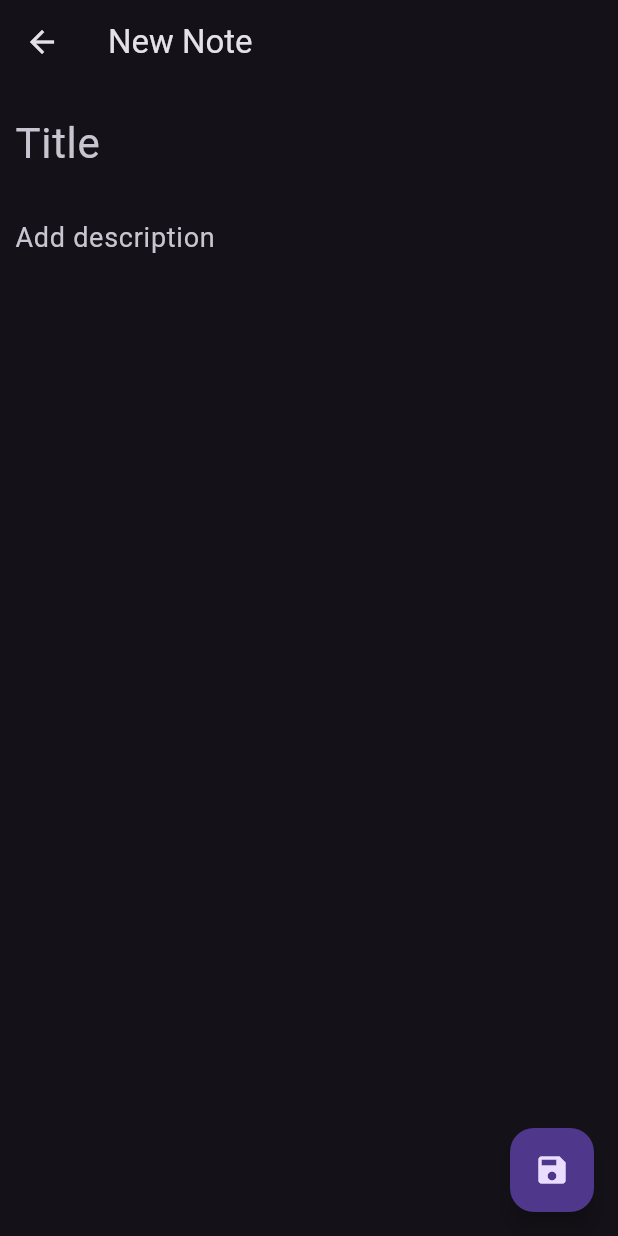
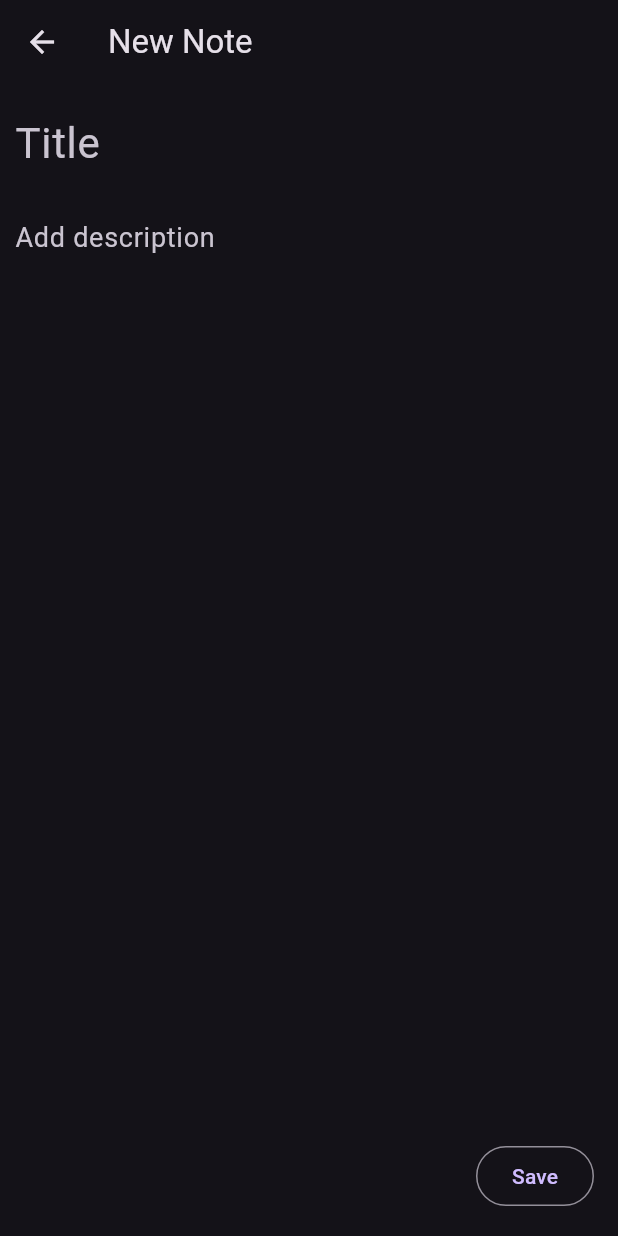
Before and after one commit to OPCODE-Open-Spring-Fest/note_hub, a Flutter app: the screen it shows after launch, after a tap on the "add" icon, on a phone screen of 412 x 824 dp. Run offline on Flutter 3.47's test engine with Material 3 defaults, Android fonts, the phone set to English and light mode, and no system bars.

Commit message:
chore: setup done

```diff
--- a/lib/screens/create_note.dart
+++ b/lib/screens/create_note.dart
@@ -21,7 +21,6 @@ class _CreateNoteState extends State<CreateNote> {
       appBar: AppBar(
         title: const Text('New Note'),
       ),
-
       body: Padding(
         padding: const EdgeInsets.all(10.0),
         child: Column(
@@ -51,7 +50,7 @@ class _CreateNoteState extends State<CreateNote> {
         ),
       ),
 
-      floatingActionButton: FloatingActionButton(
+      floatingActionButton: OutlinedButton(
         onPressed: (){
           if(titleController.text.isEmpty){
             return;
@@ -68,7 +67,7 @@ class _CreateNoteState extends State<CreateNote> {
           widget.onNewNoteCreated(note);
           Navigator.of(context).pop();
         },
-        child: const Icon(Icons.save),
+        child: const Text('Save'),
       ),
     );
   }
--- a/lib/screens/home_screen.dart
+++ b/lib/screens/home_screen.dart
@@ -17,9 +17,6 @@ class _HomeScreenState extends State<HomeScreen> {
   @override
   Widget build(BuildContext context) {
     return Scaffold(
-      appBar: AppBar(
-        title: const Text(" Note App"),
-      ),
 
       body: ListView.builder(
         itemCount: notes.length,
@@ -43,7 +40,6 @@ class _HomeScreenState extends State<HomeScreen> {
   }
 
   void onNoteDeleted(int index){
-    notes.removeAt(index);
-    setState(() {});
+
   }
 }
```
Also changed, not shown: 2 other files.
